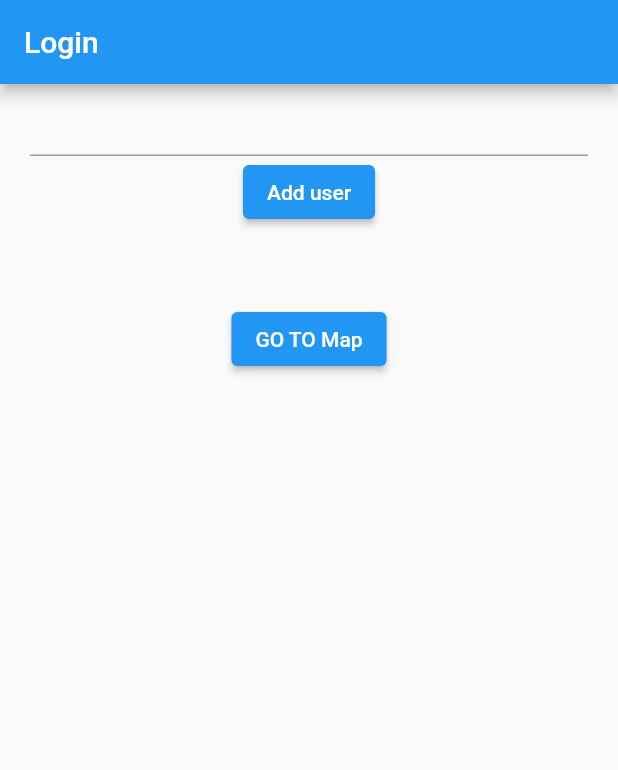
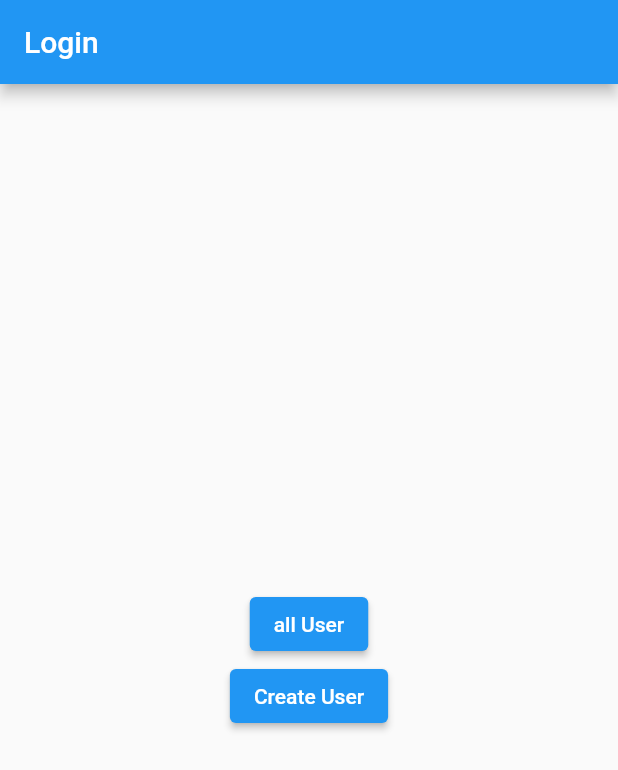
Before and after one commit to AskAnkit/new_demo, a Flutter app: the screen it shows after launch, on a phone screen of 412 x 824 dp. Shown: the top 770 px of the screen. Run offline on Flutter 3.47's test engine with Material 2 defaults, Android fonts, the phone set to English and light mode, and no system bars; our stand-ins replace flutter_riverpod, google_maps_flutter, sqflite; accounts and stored records are empty.

Commit message:
intial cmomiit

```diff
--- a/lib/helper/database_helper.dart
+++ b/lib/helper/database_helper.dart
@@ -23,6 +23,7 @@ class DatabaseHelper{
 
   Database getDatabase(){
     return _database!;
+
   }
 
   initDB() async {
@@ -30,17 +31,36 @@ class DatabaseHelper{
     String path = join(documentsDirectory.path, "TestDB.db");
     _database =  await openDatabase(path, version: 1, onOpen: (db) {},
         onCreate: (Database db, int version) async {
-          await createUserTable(db);
+          await db.execute(createUsersTableQuery);
+          await db.execute(createUserDetailsTableQuery);
         });
   }
 
-  Future createUserTable(Database db) async{
+/*  Future createUserTable(Database db) async{
     await db.execute(
         'CREATE TABLE ${UserRepository.tableName} ('
             '${UserRepository.id} INTEGER PRIMARY KEY,'
-            ' ${UserRepository.name} TEXT'
+            ' ${UserRepository.name} TEXT NOT NULL'
             ')');
-  }
+  }*/
+
+
+  final createUserDetailsTableQuery = '''
+  CREATE TABLE user_details (
+    id INTEGER PRIMARY KEY AUTOINCREMENT,
+    user_id INTEGER NOT NULL,
+    content TEXT NOT NULL,
+    FOREIGN KEY (user_id) REFERENCES users (id)
+  )
+''';
+
+  final createUsersTableQuery = '''
+  CREATE TABLE users (
+    id INTEGER PRIMARY KEY AUTOINCREMENT,
+    name TEXT,
+    password TEXT
+  )
+''';
 
 
 }
--- a/lib/helper/user_model.dart
+++ b/lib/helper/user_model.dart
@@ -7,11 +7,17 @@ part 'user_model.g.dart';
 @JsonSerializable(includeIfNull: false, explicitToJson: true)
 class UserModel{
   int? id;
+  int? user_id;
   String? name;
+  String? content;
+  String? password;
+  DateTime? createdAt;
+  DateTime? updatedAt;
   num? latitude;
   num? longitude;
 
-  UserModel({this.id, this.name, this.longitude, this.latitude});
+  UserModel({this.id, this.name,
+    this.longitude, this.latitude, this.createdAt, this.content, this.updatedAt,this.user_id, this.password});
 
   factory UserModel.fromJson(Map<String, dynamic> json) =>
       _$UserModelFromJson(json);
--- a/lib/helper/user_repository.dart
+++ b/lib/helper/user_repository.dart
@@ -7,7 +7,7 @@ import 'package:sqflite/sqflite.dart';
 
 class UserRepository{
 
-  static const tableName = "User";
+  static const tableName = "users";
   static const id ="id";
   static const name = "name";
 
@@ -26,11 +26,15 @@ class UserRepository{
       return null;
     }
   }
+
+
   Future updateUser(int id, UserModel model) async{
     var res = await _database.update(tableName, model.toJson(),
         where: '$id = ?', whereArgs: [id]);
     return res;
   }
+
+
   Future<UserModel?> getUser(int id) async{
     var res = await _database.query(tableName, where: "$id = ?", whereArgs: [id]);
     return res.isNotEmpty ? UserModel.fromJson(res.first) : null;
@@ -43,6 +47,20 @@ class UserRepository{
     return list;
   }
 
+  Future<List<UserModel>> getAllPostOfUser(int id) async {
+    var res = await _database.query("user_details", where: "user_id = ?", whereArgs: [id]);
+    List<UserModel> list = res.isNotEmpty ? res.map((c) => UserModel.fromJson(c)).toList() : [];
+    return list;
+  }
+
+
+  Future<void> insertData(UserModel model) async {
+    var res= _database.insert("user_details", model.toJson(),
+      conflictAlgorithm: ConflictAlgorithm.replace,);
+    print(res.toString());
+
+  }
+
   Future deleteClient(int id) async {
     return _database.delete(tableName, where: "$id = ?", whereArgs: [id]);
   }
--- a/lib/home_screen.dart
+++ b/lib/home_screen.dart
@@ -2,6 +2,9 @@ import 'package:flutter/material.dart';
 import 'package:new_demo/helper/user_model.dart';
 import 'package:new_demo/helper/user_repository.dart';
 import 'package:new_demo/map_screen.dart';
+import 'package:new_demo/screens/all_user_page.dart';
+import 'package:new_demo/screens/create_account.dart';
+import 'package:new_demo/screens/todo_lists.dart';
 
 class HomeScreen extends StatelessWidget {
    HomeScreen({Key? key}) : super(key: key);
@@ -13,13 +16,16 @@ class HomeScreen extends StatelessWidget {
       appBar: AppBar(title: const Text("Login"),),
       body: Container(
         padding: const EdgeInsets.only(left: 20,right: 20),
+        child: Center(
           child: Column(
             crossAxisAlignment: CrossAxisAlignment.center,
+            mainAxisAlignment: MainAxisAlignment.center,
             children:  [
-            TextField(
+          /*    TextField(
               controller: _name,
 
               ),
+             // Image.network("http://202.164.42.227:3556/uploads/users/136ff708-399b-41f3-b7cb-82f09d7c981fd900d5f5-e44d-4898-ae9a-5bfeb5b2504fburger.jpg"),
 
               ElevatedButton(onPressed: (){
                 UserModel model = UserModel();
@@ -32,10 +38,32 @@ class HomeScreen extends StatelessWidget {
               const SizedBox(height: 50,),
               ElevatedButton(onPressed: ()async{
                 Navigator.of(context).push(MaterialPageRoute(builder: (context)=>const MapScreen()));
+            *//*  var res =  await UserRepository().getAllUsers();
+              print(res.toString());*//*
+              }, child: const Text("GO TO Map")),
+              const SizedBox(height: 50,),
+              ElevatedButton(
+                  onPressed: ()async{
+             //   Navigator.of(context).push(MaterialPageRoute(builder: (context)=>const ToDoListScreen()));
+            *//*  var res =  await UserRepository().getAllUsers();
+              print(res.toString());*//*
+              }, child: const Text("To-App")),*/
+
+              ElevatedButton(
+                  onPressed: ()async{
+                Navigator.of(context).push(MaterialPageRoute(builder: (context)=>const AllUserPage()));
             /*  var res =  await UserRepository().getAllUsers();
               print(res.toString());*/
-            }, child: const Text("GO TO Map"))
+              }, child: const Text("all User")),
+
+              ElevatedButton(
+                  onPressed: ()async{
+                Navigator.of(context).push(MaterialPageRoute(builder: (context)=>const CreateAccount()));
+            /*  var res =  await UserRepository().getAllUsers();
+              print(res.toString());*/
+              }, child: const Text("Create User")),
             ],
+          ),
         ),
       ),
 
--- a/lib/map_screen.dart
+++ b/lib/map_screen.dart
@@ -3,7 +3,6 @@ import 'dart:async';
 import 'package:flutter/material.dart';
 import 'package:flutter_riverpod/flutter_riverpod.dart';
 import 'package:google_maps_flutter/google_maps_flutter.dart';
-import 'package:new_demo/helper/map_repo.dart';
 import 'package:new_demo/helper/user_model.dart';
 
 class MapScreen extends ConsumerStatefulWidget {
@@ -72,7 +71,6 @@ class _MapScreenState extends ConsumerState<MapScreen> {
     var model = UserModel();
     model.latitude = latLng.latitude;
     model.longitude = latLng.longitude;
-    MapRepository().addData(model);
     mapController.animateCamera(CameraUpdate.newCameraPosition(_kLake));
   }
 
--- a/pubspec.yaml
+++ b/pubspec.yaml
@@ -35,10 +35,10 @@ dependencies:
   # The following adds the Cupertino Icons font to your application.
   # Use with the CupertinoIcons class for iOS style icons.
   cupertino_icons: ^1.0.5
-  google_maps_flutter: ^2.2.6
+  google_maps_flutter: ^2.2.7
   flutter_riverpod: ^2.3.6
-  sqflite: ^2.2.8+1
-  path_provider: ^2.0.14
+  sqflite: ^2.2.8+4
+  path_provider: ^2.0.15
   json_annotation: ^4.8.1
 
 dev_dependencies:
```
Also changed, not shown: lib/helper/map_repo.dart (deleted, +0 -54 lines), lib/screens/all_user_page.dart (added, +57 -0 lines), lib/screens/create_account.dart (added, +75 -0 lines), lib/screens/todo_lists.dart (added, +79 -0 lines), lib/helper/user_model.g.dart, pubspec.lock, 1 other file. Lines whose indentation alone changed are shown as unchanged.
